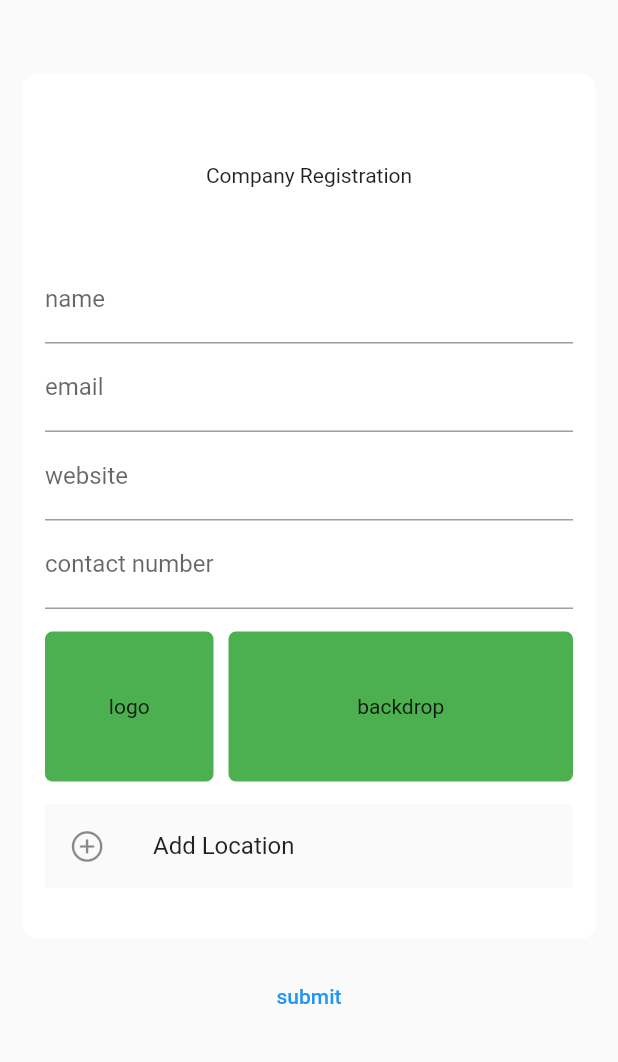
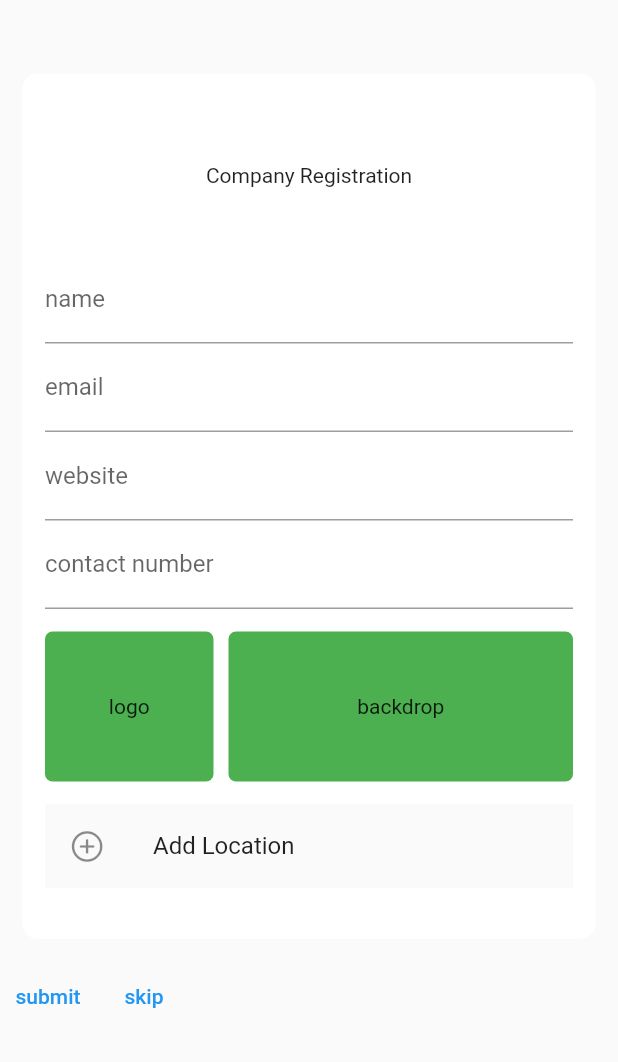
Before and after one commit to willroyMyles/ento, a Flutter app: the ConfigureCompanyView screen opened directly, on a phone screen of 412 x 824 dp, the part 174-1236 px from its top. Run offline on Flutter 3.47's test engine with Material 2 defaults, Android fonts, the phone set to English and light mode, and no system bars; our stand-ins replace awesome_notifications, dio, firebase_auth, firebase_core, firebase_messaging, get and 2 more; missing offline and left inert: firebase_messaging_platform_interface; accounts and stored records are empty; network calls fail.

Commit message:
Removed configure view is company already created

```diff
--- a/lib/backend/api/api.dart
+++ b/lib/backend/api/api.dart
@@ -233,14 +233,14 @@ class ApiCall with AuthMixin {
   Future<bool> createNotification(Map<String, dynamic> obj) async {
     try {
       obj["companyId"] = info.myCompany.value.id;
-      await executor.createNotification(obj);
+      var res = await executor.createNotification(obj);
       return Future.value(true);
     } on DioError catch (e) {
       printError(info: e.toString());
-      return Future.error("no list");
+      return Future.value(false);
     } on Error catch (e) {
       printError(info: e.toString());
-      return Future.error("no list");
+      return Future.value(false);
     }
   }
 
--- a/lib/backend/enums/formType.dart
+++ b/lib/backend/enums/formType.dart
@@ -1,7 +1,8 @@
 enum FormType {
   TEXT,
+  NUMBER,
+  PICTURE,
   RADIO,
-  NUMBER,
   SWITCH,
 }
 
--- a/lib/backend/models/UserData.dart
+++ b/lib/backend/models/UserData.dart
@@ -71,7 +71,7 @@ class UserData {
         token: map['token'],
         isCompany: map['isCompany'],
         company:
-            map['Company'] != null ? Company.fromMap(map['Company']) : null,
+            map['company'] != null ? Company.fromMap(map['company']) : null,
         companyIds: extractList(map["subscribedCompanies"]));
   }
 
--- a/lib/frontend/login/state.login.dart
+++ b/lib/frontend/login/state.login.dart
@@ -57,7 +57,9 @@ class LoginState extends GetxController with StateMixin, ApiInfoMixin {
       if (value) {
         if (info.userData.value.isCompany != null &&
             info.userData.value.isCompany!) {
-          Get.off(() => ConfigureCompanyView());
+          Get.off(() => ConfigureCompanyView(
+                shouldSkip: info.userData.value.company != null,
+              ));
         } else {
           Get.off(() => CompaniesView());
         }
--- a/lib/frontend/provider/configure company/state.configureCompany.dart
+++ b/lib/frontend/provider/configure company/state.configureCompany.dart
@@ -16,6 +16,7 @@ class ConfigureCompanyState extends GetxController
   File? logoFile;
   File? backdropFile;
   List<CompanyLocation> locations = [];
+  bool shouldSKip = false;
 
   onSubmit() async {
     Company company = Company.empty();
@@ -32,4 +33,18 @@ class ConfigureCompanyState extends GetxController
       Get.off(() => PastNotifications());
     }
   }
+
+  void skip() {
+    Get.off(() => PastNotifications());
+  }
+
+  void setShouldSkip(bool shouldSkip) {
+    this.shouldSKip = shouldSkip;
+  }
+
+  @override
+  void onReady() {
+    super.onReady();
+    if (this.shouldSKip) skip();
+  }
 }
--- a/lib/frontend/provider/configure company/view.configureCompany.dart
+++ b/lib/frontend/provider/configure company/view.configureCompany.dart
@@ -4,13 +4,19 @@ import 'package:flutter/material.dart';
 import 'package:get/get.dart';
 
 class ConfigureCompanyView extends StatelessWidget {
-  ConfigureCompanyView({Key? key}) : super(key: key);
+  final bool shouldSkip;
+  ConfigureCompanyView({Key? key, this.shouldSkip = false}) : super(key: key);
   final controller = Get.put(ConfigureCompanyState());
 
   @override
   Widget build(BuildContext context) {
+    // controller.setShouldSkip(shouldSkip);
     return Scaffold(
-      body: Stack(
+      body: GetBuilder<ConfigureCompanyState>(initState: (state) {
+        print(" when is this called? $state");
+        controller.setShouldSkip(shouldSkip);
+      }, builder: (context) {
+        return Stack(
           children: [
             Positioned(
               top: 100,
@@ -117,15 +123,26 @@ class ConfigureCompanyView extends StatelessWidget {
                 child: Container(
                   width: Get.width,
                   alignment: Alignment.center,
-                child: TextButton(
+                  child: Row(
+                    children: [
+                      TextButton(
                         child: Text("submit"),
                         onPressed: () {
                           controller.onSubmit();
                         },
                       ),
+                      TextButton(
+                        child: Text("skip"),
+                        onPressed: () {
+                          controller.skip();
+                        },
+                      ),
+                    ],
+                  ),
                 ))
           ],
-      ),
+        );
+      }),
     );
   }
 }
--- a/lib/services/information.service.dart
+++ b/lib/services/information.service.dart
@@ -19,10 +19,12 @@ class InformationService {
     if (data == null) return;
     userData.value = data;
     userData.refresh();
+    if (data.isCompany ?? false) setMyCompany(data.company);
     print("user data refreshed $userData");
   }
 
-  setMyCompany(Company company) {
+  setMyCompany(Company? company) {
+    if (company == null) return;
     myCompany.value = company;
     myCompany.refresh();
   }
@@ -30,7 +32,8 @@ class InformationService {
   setCompanies(List<dynamic> list) => companies.set(list);
   updateCompanies(Company model) => companies.updateModel(model);
   setNotifications(List<dynamic> list) => notifications.set(list);
-  updateNotifications(Company model) => notifications.updateModel(model);
+  updateNotifications(NotificationModel model) =>
+      notifications.updateModel(model);
   setNotificationTypes(List<String> list) => notificationTypes.value = list;
   updateNotificationTypes(String type) => notificationTypes
     ..add(type)
```
Also changed, not shown: lib/frontend/provider/notifications/create/state.createForm.dart (+18 -6 lines), lib/frontend/provider/notifications/create/view.createForm.dart (+39 -17 lines), lib/frontend/provider/notifications/create/view.createNotification.dart (+31 -1 lines), lib/frontend/provider/notifications/state.notifications.dart (+13 -1 lines). Lines whose indentation alone changed are shown as unchanged.
